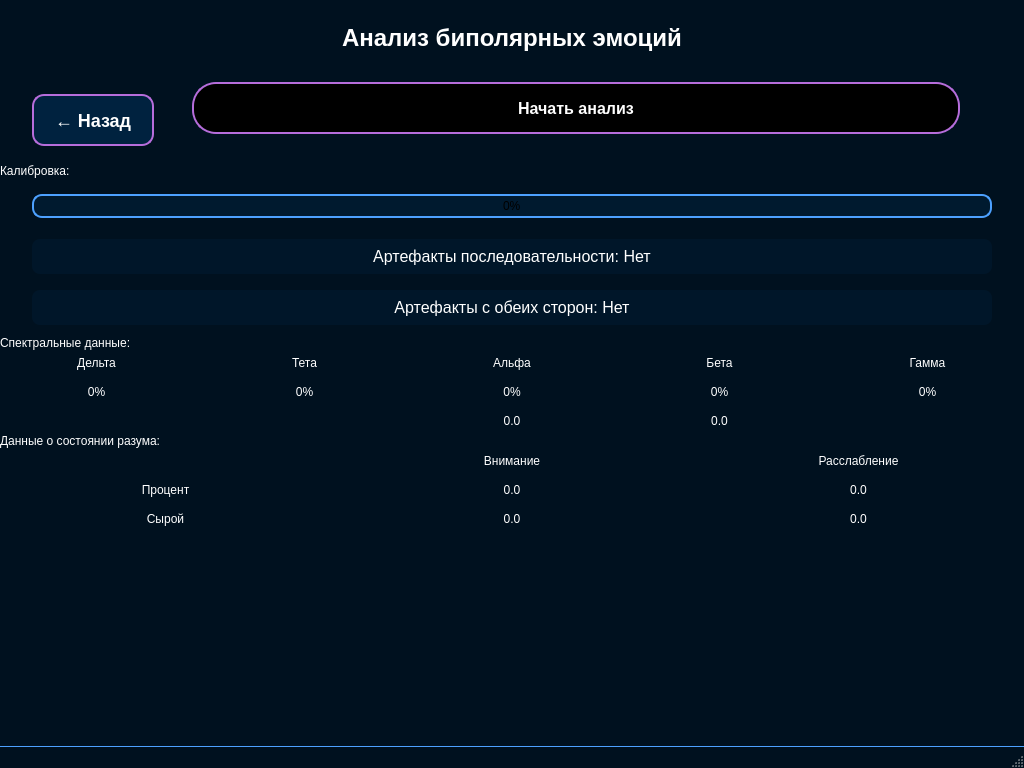
Above: BrainBit/neurosamples-main/Bit/ui/EmotionBipolarScreenRuUI.ui from simai1/sfedu-hackathon-2025 before the change. Below: the same form after it.
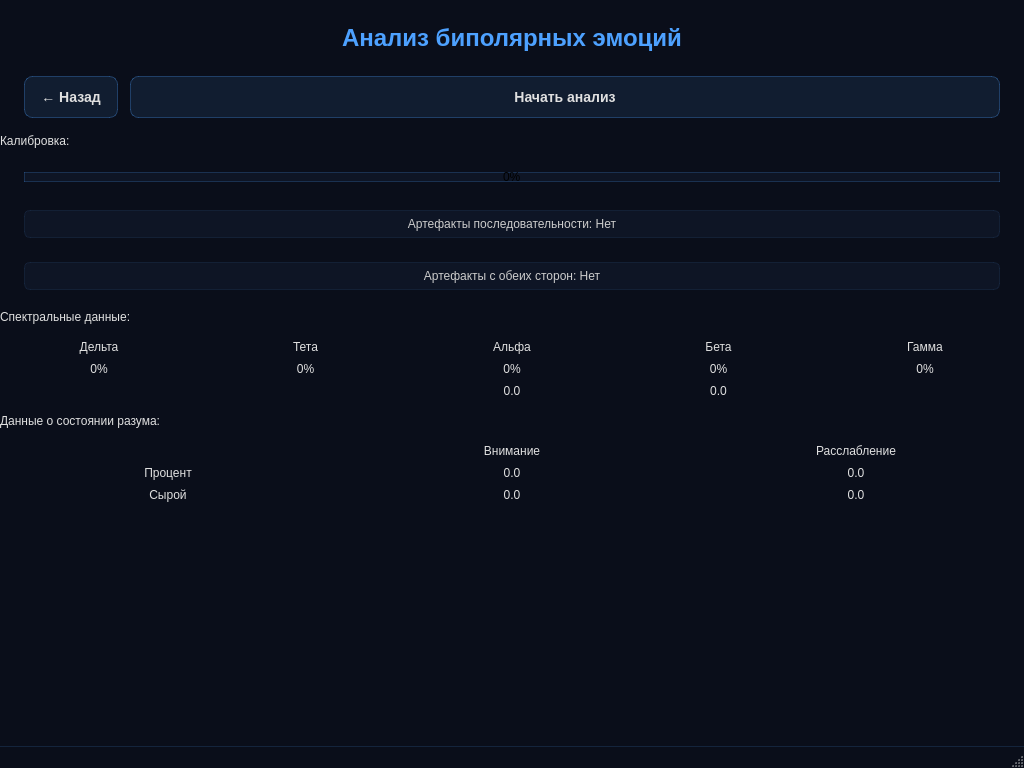
That is the form after the change.

Diff of the .ui file:
```diff
--- a/BrainBit/neurosamples-main/Bit/ui/EmotionBipolarScreenRuUI.ui
+++ b/BrainBit/neurosamples-main/Bit/ui/EmotionBipolarScreenRuUI.ui
@@ -15,24 +15,23 @@
   </property>
   <property name="styleSheet">
    <string notr="true">QMainWindow {
-	background-color: #00111F;
+	background: #0A0E1A;
 	font-family: "Segoe UI", "Roboto", "Helvetica Neue", sans-serif;
 }
 
 QLabel {
-	color: #FFFFFF;
+	color: #E0E0E0;
 }
 
 QPushButton {
-	background-color: black;
-	border: 2px solid #B66DDB;
-	color: white;
-	font-size: 16px;
+	background: rgba(77, 161, 255, 0.1);
+	border: 1px solid rgba(77, 161, 255, 0.3);
+	color: #E0E0E0;
+	font-size: 14px;
 	font-weight: 500;
-	height: 48px;
-	padding: 0 24px;
-	border-radius: 24px;
-	transition: all 0.3s ease;
+	height: 40px;
+	padding: 0 20px;
+	border-radius: 8px;
 }
 
 QPushButton:hover {
@@ -48,24 +47,27 @@
 }
 
 QPushButton:disabled {
-	opacity: 0.5;
+	opacity: 0.4;
 }
 
 /* Header */
 QLabel#headerTitle {
 	font-size: 24px;
 	font-weight: 600;
-	margin: 24px 0;
+	margin: 24px 0 8px 0;
 	text-align: center;
+	color: #4DA1FF;
 }
 
 /* Back Button */
 QPushButton#backButton {
-	background-color: #00223F;
-	border-radius: 12px;
-	font-size: 18px;
-	padding: 0 20px;
-	min-width: 40px;
+	background: rgba(77, 161, 255, 0.1);
+	border: 1px solid rgba(77, 161, 255, 0.3);
+	border-radius: 8px;
+	font-size: 14px;
+	padding: 0 16px;
+	min-width: 60px;
+	height: 40px;
 }
 
 QPushButton#backButton:hover {
@@ -75,80 +77,97 @@
 
 /* Start Button */
 QPushButton#startBipolarEmotionButton {
-	margin: 0 32px 24px 32px;
+	background: rgba(77, 161, 255, 0.1);
+	border: 1px solid rgba(77, 161, 255, 0.3);
+	border-radius: 8px;
+	font-size: 14px;
+	padding: 0 20px;
+	min-width: 120px;
+	height: 40px;
+}
+
+QPushButton#startBipolarEmotionButton:hover {
+	background: rgba(77, 161, 255, 0.2);
+	border: 1px solid rgba(77, 161, 255, 0.5);
 }
 
 /* Section Headers */
-QLabel#sectionHeader {
-	font-size: 20px;
-	font-weight: 600;
-	color: #B66DDB;
-	margin: 15px 0 5px 0;
+QLabel[objectName="sectionHeader"] {
+	font-size: 13px;
+	font-weight: 500;
+	color: #999999;
+	margin: 8px 0 4px 0;
 }
 
 /* Progress Bar */
 QProgressBar#calibrationProgress {
-	border: 2px solid #4DA1FF;
-	border-radius: 10px;
-	background-color: rgba(0, 34, 63, 0.5);
-	margin: 10px 32px;
-	height: 20px;
+	border: 1px solid rgba(77, 161, 255, 0.2);
+	border-radius: 6px;
+	background: rgba(77, 161, 255, 0.05);
+	margin: 8px 24px;
+	height: 8px;
 	text-align: center;
 }
 
 QProgressBar#calibrationProgress::chunk {
-	background-color: qlineargradient(x1: 0, y1: 0, x2: 1, y2: 1, stop: 0 #B66DDB, stop: 1 #8A4BB0);
-	border-radius: 8px;
+	background: qlineargradient(x1: 0, y1: 0, x2: 1, y2: 0, stop: 0 #4DA1FF, stop: 1 #6BB5FF);
+	border-radius: 5px;
 }
 
 /* Status Labels */
 QLabel#artSequenceLabel, QLabel#artBothSidesLabel {
-	font-size: 16px;
-	margin: 5px 32px;
-	padding: 8px;
-	border-radius: 8px;
-	background-color: rgba(0, 34, 63, 0.3);
+	font-size: 12px;
+	margin: 4px 24px;
+	padding: 6px 12px;
+	border-radius: 6px;
+	background: rgba(77, 161, 255, 0.05);
+	border: 1px solid rgba(77, 161, 255, 0.1);
+	color: #CCCCCC;
 }
 
 /* Data Grids */
 QGridLayout {
-	margin: 10px 32px;
-	spacing: 10px;
+	margin: 8px 24px;
+	spacing: 8px;
 }
 
 /* Grid Headers */
-QLabel[labelType="gridHeader"] {
-	font-weight: 600;
-	font-size: 16px;
-	color: #4DA1FF;
+QLabel[property*="labelType=gridHeader"] {
+	font-weight: 500;
+	font-size: 12px;
+	color: #999999;
 	text-align: center;
 }
 
 /* Value Labels */
-QLabel[labelType="value"] {
+QLabel[property*="labelType=value"] {
 	font-weight: 600;
-	font-size: 18px;
-	color: #20C997;
+	font-size: 14px;
+	color: #4DA1FF;
 	text-align: center;
-	background-color: rgba(0, 34, 63, 0.3);
-	border-radius: 8px;
-	padding: 8px;
+	background: rgba(77, 161, 255, 0.08);
+	border: 1px solid rgba(77, 161, 255, 0.15);
+	border-radius: 6px;
+	padding: 6px 10px;
 }
 
 /* Status Bar */
 QStatusBar {
-	background-color: #00111F;
+	background: #0A0E1A;
 	border: none;
-	border-top: 1px solid #4DA1FF;
+	border-top: 1px solid rgba(77, 161, 255, 0.15);
 }
 
 QStatusBar QLabel {
-	color: #FFFFFF;
-	font-size: 14px;
+	color: #999999;
+	font-size: 12px;
 }</string>
   </property>
   <widget class="QWidget" name="centralwidget">
    <layout class="QVBoxLayout" name="verticalLayout">
+    <property name="spacing">
+     <number>16</number>
+    </property>
     <property name="leftMargin">
      <number>0</number>
     </property>
@@ -173,18 +192,27 @@
     </item>
     <item>
      <layout class="QHBoxLayout" name="horizontalLayout" stretch="0,1">
+      <property name="spacing">
+       <number>12</number>
+      </property>
       <property name="leftMargin">
-       <number>32</number>
+       <number>24</number>
       </property>
       <property name="rightMargin">
-       <number>32</number>
+       <number>24</number>
+      </property>
+      <property name="topMargin">
+       <number>0</number>
+      </property>
+      <property name="bottomMargin">
+       <number>0</number>
       </property>
       <item>
        <widget class="QPushButton" name="backButton">
         <property name="minimumSize">
          <size>
           <width>60</width>
-          <height>48</height>
+          <height>40</height>
          </size>
         </property>
         <property name="text">
@@ -197,7 +225,7 @@
         <property name="minimumSize">
          <size>
           <width>0</width>
-          <height>60</height>
+          <height>40</height>
          </size>
         </property>
         <property name="text">
@@ -225,7 +253,7 @@
       <property name="minimumSize">
        <size>
         <width>0</width>
-        <height>30</height>
+        <height>8</height>
        </size>
       </property>
      </widget>
@@ -263,10 +291,10 @@
     <item>
      <layout class="QGridLayout" name="gridLayout">
       <property name="horizontalSpacing">
-       <number>15</number>
+       <number>8</number>
       </property>
       <property name="verticalSpacing">
-       <number>15</number>
+       <number>8</number>
       </property>
       <item row="0" column="2">
        <widget class="QLabel" name="label_7">
@@ -439,10 +467,10 @@
     <item>
      <layout class="QGridLayout" name="gridLayout_2">
       <property name="horizontalSpacing">
-       <number>15</number>
+       <number>8</number>
       </property>
       <property name="verticalSpacing">
-       <number>15</number>
+       <number>8</number>
       </property>
       <item row="0" column="1">
        <widget class="QLabel" name="label_5">
@@ -565,20 +593,7 @@
     </item>
    </layout>
   </widget>
-  <widget class="QStatusBar" name="statusbar">
-   <property name="styleSheet">
-    <string notr="true">QStatusBar {
-	background-color: #00111F;
-	border: none;
-	border-top: 1px solid #4DA1FF;
-}
-
-QStatusBar QLabel {
-	color: #FFFFFF;
-	font-size: 14px;
-}</string>
-   </property>
-  </widget>
+  <widget class="QStatusBar" name="statusbar"/>
  </widget>
  <resources/>
  <connections/>
```
Left out of the diff: 32 changed lines with no effect on the pictures.
